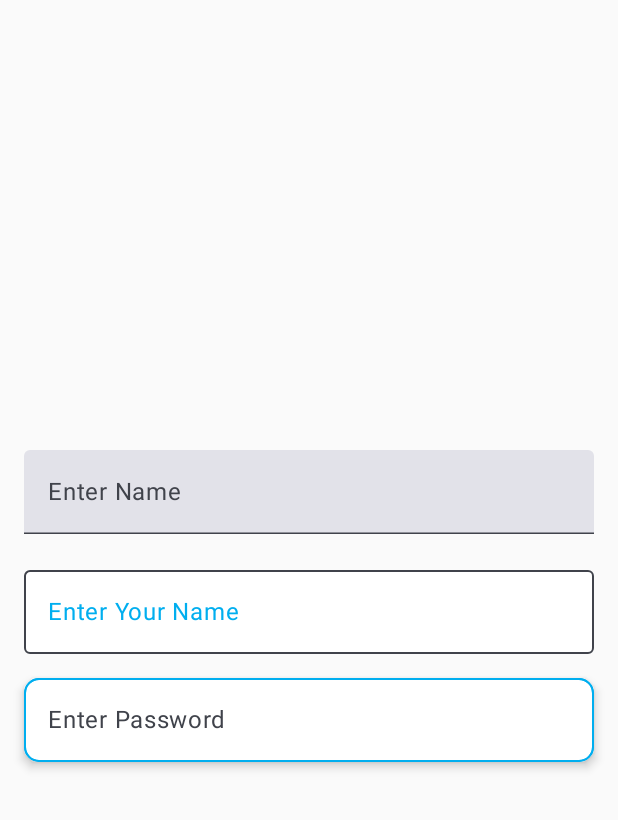
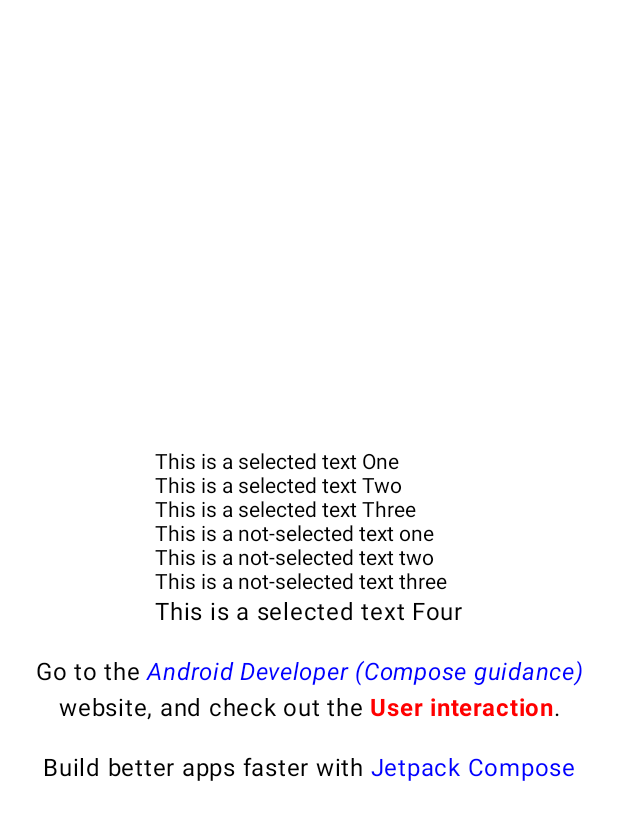
Before and after one commit to hossain72/ComposeExample, an Android app built with Jetpack Compose: the screen it shows after launch (MainActivity), on a phone screen of 412 x 824 dp. Shown: the top 820 px of the screen. Run offline under Robolectric (Android 15) with nearby library versions, the phone set to English and light mode, and no system bars.

Commit message:
user interaction done

```diff
--- a/app/src/main/java/com/rul/compose_example/MainActivity.kt
+++ b/app/src/main/java/com/rul/compose_example/MainActivity.kt
@@ -4,9 +4,7 @@ import android.os.Bundle
 import androidx.activity.ComponentActivity
 import androidx.activity.compose.setContent
 import androidx.activity.enableEdgeToEdge
-import com.rul.compose_example.new_jetpack_compose.core_components_3.SimpleText
-import com.rul.compose_example.new_jetpack_compose.core_components_3.TextFieldExample
-import com.rul.compose_example.new_jetpack_compose.fundamantal_concept_2.Greeting
+import com.rul.compose_example.new_jetpack_compose.core_components_3.UserInteraction
 import com.rul.compose_example.ui.theme.Compose_exampleTheme
 
 class MainActivity : ComponentActivity() {
@@ -17,7 +15,8 @@ class MainActivity : ComponentActivity() {
             Compose_exampleTheme {
                 // Greeting()
                 //SimpleText()
-                TextFieldExample()
+                //TextFieldExample()
+                UserInteraction()
             }
         }
     }
--- /dev/null
+++ b/app/src/main/java/com/rul/compose_example/new_jetpack_compose/core_components_3/UserInteraction.kt
@@ -0,0 +1,128 @@
+package com.rul.compose_example.new_jetpack_compose.core_components_3
+
+import androidx.compose.foundation.background
+import androidx.compose.foundation.layout.Arrangement
+import androidx.compose.foundation.layout.Column
+import androidx.compose.foundation.layout.Spacer
+import androidx.compose.foundation.layout.fillMaxSize
+import androidx.compose.foundation.layout.height
+import androidx.compose.foundation.layout.padding
+import androidx.compose.foundation.text.BasicText
+import androidx.compose.foundation.text.selection.DisableSelection
+import androidx.compose.foundation.text.selection.LocalTextSelectionColors
+import androidx.compose.foundation.text.selection.SelectionContainer
+import androidx.compose.foundation.text.selection.TextSelectionColors
+import androidx.compose.material3.Text
+import androidx.compose.runtime.Composable
+import androidx.compose.runtime.CompositionLocalProvider
+import androidx.compose.ui.Alignment
+import androidx.compose.ui.Modifier
+import androidx.compose.ui.graphics.Color
+import androidx.compose.ui.platform.LocalUriHandler
+import androidx.compose.ui.text.LinkAnnotation
+import androidx.compose.ui.text.SpanStyle
+import androidx.compose.ui.text.TextLinkStyles
+import androidx.compose.ui.text.buildAnnotatedString
+import androidx.compose.ui.text.font.FontStyle
+import androidx.compose.ui.text.font.FontWeight
+import androidx.compose.ui.text.style.TextAlign
+import androidx.compose.ui.text.withLink
+import androidx.compose.ui.tooling.preview.Preview
+import androidx.compose.ui.unit.dp
+
+@Composable
+fun UserInteraction() {
+
+    val customSelectionColor = TextSelectionColors(
+        handleColor = Color.Red,
+        backgroundColor = Color.Red.copy(alpha = 0.4f)
+    )
+    val androidComposeLink = "https://developer.android.com/jetpack/compose"
+    val composeUserInteractionLink =
+        "https://developer.android.com/develop/ui/compose/text/user-interactions"
+    val uriHandler = LocalUriHandler.current
+
+    val link = LinkAnnotation.Url(
+        androidComposeLink,
+        TextLinkStyles(style = SpanStyle(color = Color.Blue))
+    ) {
+        val url = (it as LinkAnnotation.Url).url
+        uriHandler.openUri(url)
+    }
+
+    Column(
+        modifier = Modifier
+            .fillMaxSize()
+            .background(color = Color.White)
+            .padding(horizontal = 16.dp),
+        verticalArrangement = Arrangement.Center,
+        horizontalAlignment = Alignment.CenterHorizontally,
+    ) {
+        SelectionContainer {
+            CompositionLocalProvider(LocalTextSelectionColors provides customSelectionColor) {
+                Column {
+                    BasicText("This is a selected text One")
+                    BasicText("This is a selected text Two")
+                    BasicText("This is a selected text Three")
+                    DisableSelection {
+                        BasicText("This is a not-selected text one")
+                        BasicText("This is a not-selected text two")
+                        BasicText("This is a not-selected text three")
+                    }
+                    Text("This is a selected text Four")
+                }
+            }
+        }
+        Spacer(modifier = Modifier.height(16.dp))
+        //Annotated String With Link
+        Text(buildAnnotatedString {
+            append("Go to the ")
+            withLink(
+                LinkAnnotation.Url(
+                    androidComposeLink,
+                    TextLinkStyles(
+                        style = SpanStyle(
+                            color = Color.Blue,
+                            fontStyle = FontStyle.Italic
+                        )
+                    )
+                )
+            ) {
+                append("Android Developer (Compose guidance)")
+            }
+            append(" website, and check out the ")
+            withLink(
+                LinkAnnotation.Url(
+                    composeUserInteractionLink,
+                    TextLinkStyles(
+                        style = SpanStyle(color = Color.Red, fontWeight = FontWeight.Bold)
+                    )
+                )
+            ) {
+                append("User interaction")
+            }
+            append(".")
+        }, textAlign = TextAlign.Center)
+        Spacer(modifier = Modifier.height(16.dp))
+        //Annotated String With Listener
+        //The link using openUri method of the LocalUriHandler
+        Text(buildAnnotatedString {
+            append("Build better apps faster with ")
+            /*val link = LinkAnnotation.Url(
+                androidComposeLink,
+                TextLinkStyles(style = SpanStyle(color = Color.Blue))
+            ) {
+                val url = (it as LinkAnnotation.Url).url
+                uriHandler.openUri(url)
+            }*/
+            withLink(link) { append("Jetpack Compose") }
+        }, textAlign = TextAlign.Center)
+
+    }
+}
+
+@Preview
+@Composable
+fun PreviewUserInteraction() {
+    UserInteraction()
+}
```
